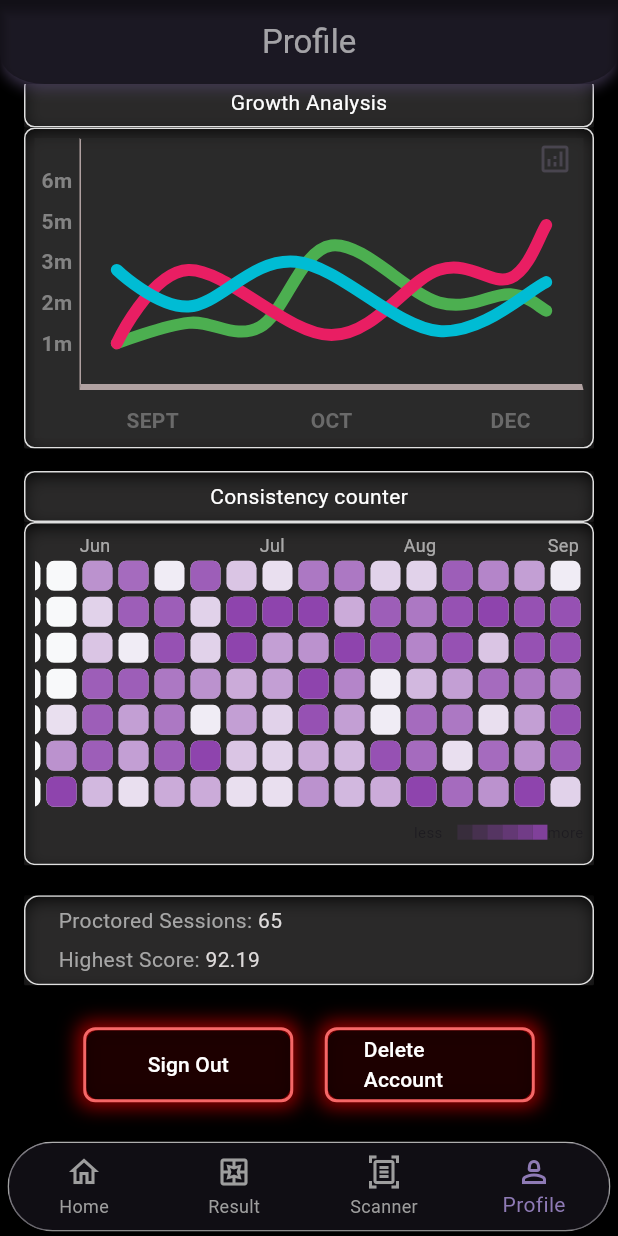
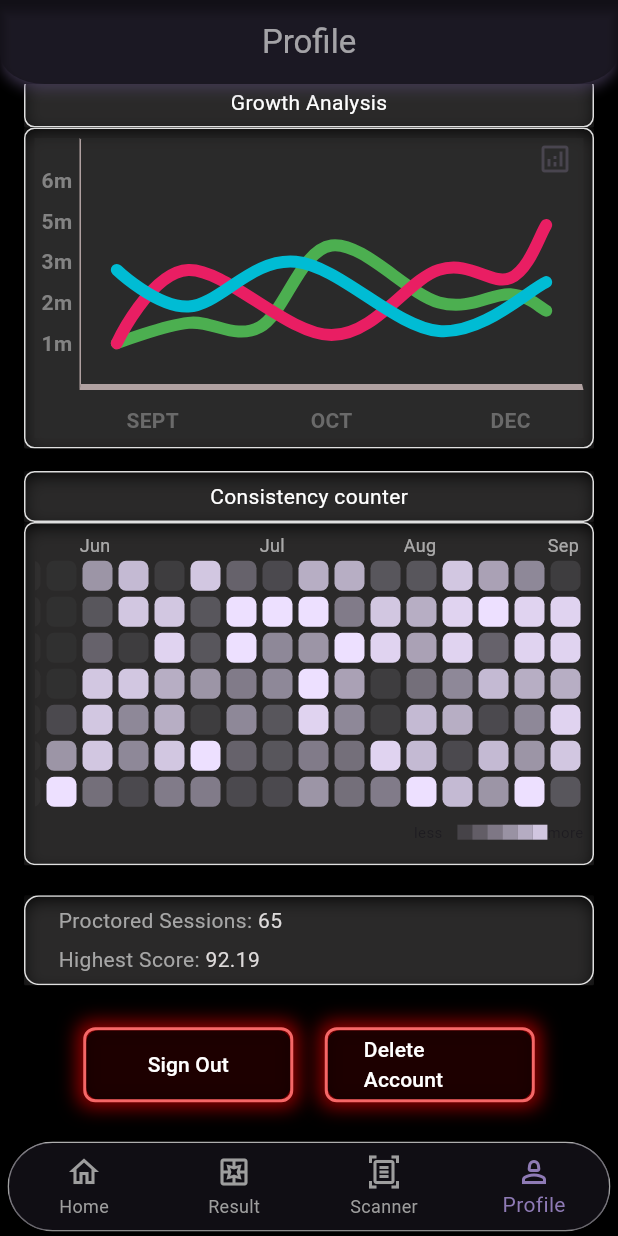
Before and after one commit to amartripathi0/Bi-Gaze, a Flutter app: the screen it shows once a user with an empty profile is signed in, item 4 of the bottom bar chosen, scrolled down 155 dp, on a phone screen of 412 x 824 dp. Run offline on Flutter 3.47's test engine with Material 3 defaults, Android fonts, the phone set to English and light mode, and no system bars; drawn by our look-alikes of animated_background, fl_chart, flutter_heatmap_calendar; our stand-ins replace animated_splash_screen, camera, cloud_firestore, country_code_picker, firebase_auth, firebase_core and 8 more; missing offline and left inert: cool_card_swiper, dart_ping, flutter_facebook_auth, flutter_tflite, internet_speed_meter, qr_code_scanner and 1 more; accounts and stored records are empty; network calls fail; project files that could hold a hidden picture were left out.

Commit message:
re re redesigned heatmap

```diff
--- a/lib/widgets/heatmap.dart
+++ b/lib/widgets/heatmap.dart
@@ -26,17 +26,18 @@ class CustomHeatMap extends StatelessWidget {
       colorMode: ColorMode.opacity,
       textColor: Colors.white60,
       // startDate: DateTime.now().subtract(const Duration(days: 70)),
+      defaultColor: const Color.fromARGB(33, 92, 92, 92),
       endDate: currentDate,
       showText: false,
       scrollable: true,
       colorsets: const {
-        1: Color(0xFF8e44ad), // Dark lavender
-        3: Color(0xFF6c3483), // Deep violet
-        5: Color(0xFF5b2c6f), // Medium dark purple
-        7: Color(0xFF4a235a), // Dark calming purple
-        9: Color(0xFF3d1e50), // Rich dark purple
-        11: Color(0xFF2e1432), // Deeper violet
-        13: Color(0xFF1d0e23), // Almost black purple
+        1: Color.fromARGB(255, 237, 224, 255), // Light lavender
+        3: Color.fromARGB(255, 221, 200, 255), // Soft violet
+        5: Color.fromARGB(255, 208, 186, 255), // Light purple
+        7: Color.fromARGB(255, 191, 146, 255), // Gentle purple
+        9: Color.fromARGB(255, 162, 117, 255), // Light lilac
+        11: Color.fromARGB(255, 139, 96, 255), // Pastel purple
+        13: Color.fromARGB(255, 96, 69, 183), // Faint purple
       },
       onClick: (value) {
         ScaffoldMessenger.of(context).showSnackBar(
```
